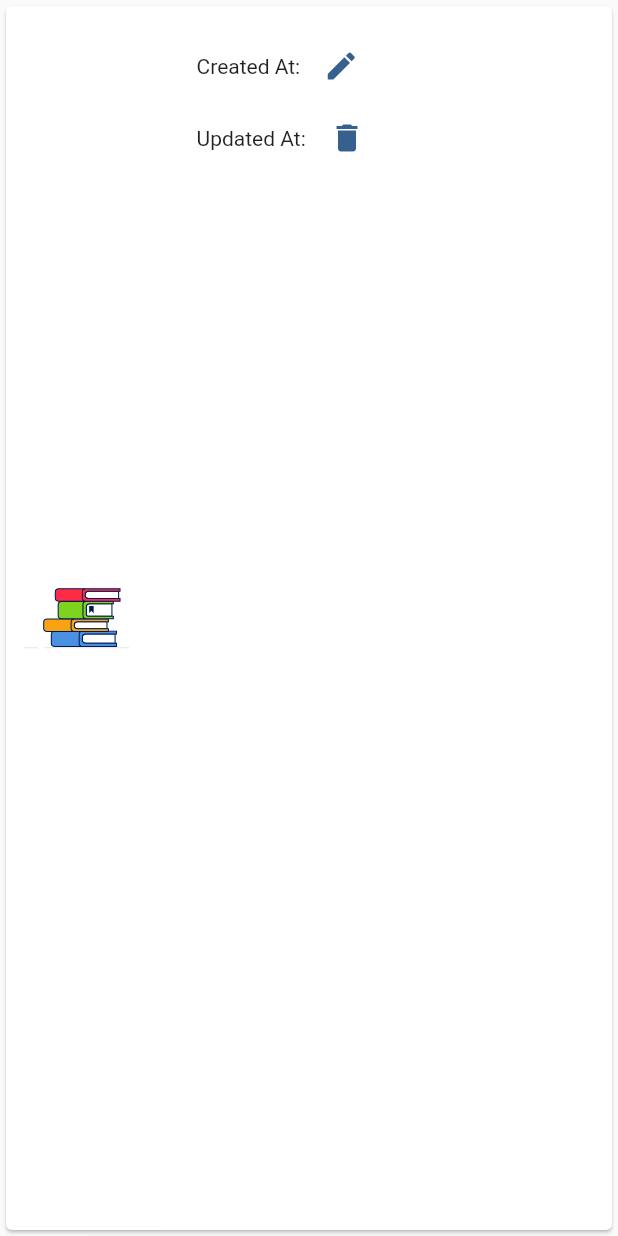
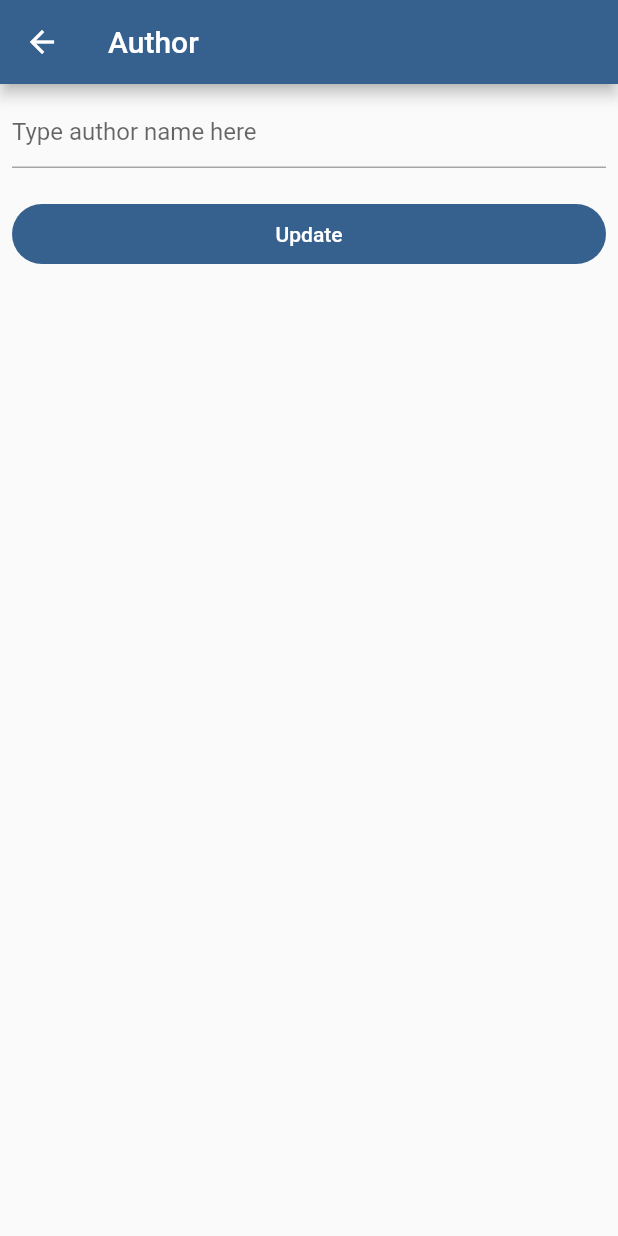
Before and after one commit to ntfaizan/book_store, a Flutter app: the AuthorCard widget shown alone on an empty page, opened directly with empty values, after a tap on the "edit" icon, on a phone screen of 412 x 824 dp. Run offline on Flutter 3.47's test engine with Material 2 defaults, Android fonts, the phone set to English and light mode, and no system bars; our stand-ins replace dio, flutter_screenutil, lottie; network calls fail.

Commit message:
author completed

```diff
--- /dev/null
+++ b/lib/pages/author_edit_page.dart
@@ -0,0 +1,109 @@
+import '../network/network_client.dart';
+import '../utils/utility.dart';
+import 'package:flutter/material.dart';
+
+import '../models/author.dart';
+
+// ignore: must_be_immutable
+class AuthorEditPage extends StatefulWidget {
+  AuthorEditPage({super.key, this.author, required this.initData});
+  final Function initData;
+  Author? author;
+
+  @override
+  State<AuthorEditPage> createState() => _AuthorEditPageState();
+}
+
+class _AuthorEditPageState extends State<AuthorEditPage> {
+  final formKey = GlobalKey<FormState>();
+  final nameController = TextEditingController();
+
+  @override
+  void initState() {
+    if (widget.author != null) {
+      nameController.text = widget.author!.name;
+    }
+    super.initState();
+  }
+
+  @override
+  Widget build(BuildContext context) {
+    return Scaffold(
+      appBar: AppBar(
+        title: const Text('Author'),
+      ),
+      body: Form(
+        key: formKey,
+        child: Padding(
+          padding: const EdgeInsets.all(8.0),
+          child: Column(
+            children: [
+              TextFormField(
+                controller: nameController,
+                decoration:
+                    const InputDecoration(hintText: 'Type author name here'),
+                validator: (value) {
+                  if (value == null) {
+                    return 'Name required';
+                  } else if (value.trim().isEmpty) {
+                    return 'Name required';
+                  }
+                  return null;
+                },
+              ),
+              const SizedBox(
+                height: 20,
+              ),
+              SizedBox(
+                width: double.maxFinite,
+                child: FilledButton(
+                  onPressed: () async {
+                    bool isValid = formKey.currentState!.validate();
+                    if (!isValid) {
+                      return;
+                    }
+                    if (widget.author != null) {
+                      // update
+                      var queryParameters = {
+                        '_method': 'PUT',
+                        'name': nameController.text.trim(),
+                      };
+                      final res = await NetworkClient().post(
+                        'api/authors/${widget.author!.id}',
+                        queryParameters: queryParameters,
+                      );
+                      if (res.statusCode == 200) {
+                        nameController.clear();
+                        widget.initData();
+                        // ignore: use_build_context_synchronously
+                        Utility.showMessage(
+                            context, 'Record Successfully Updated');
+                      }
+                    } else {
+                      // save new
+                      var queryParameters = {
+                        'name': nameController.text.trim(),
+                      };
+                      final res = await NetworkClient().post(
+                        'api/authors',
+                        queryParameters: queryParameters,
+                      );
+                      if (res.statusCode == 200) {
+                        nameController.clear();
+                        widget.initData();
+                        // ignore: use_build_context_synchronously
+                        Utility.showMessage(
+                            context, 'Record Successfully Saved');
+                      }
+                    }
+                  },
+                  child: Text(widget.author != null ? 'Update' : 'Save'),
+                ),
+              ),
+            ],
+          ),
+        ),
+      ),
+    );
+  }
+}
--- a/lib/pages/category_page.dart
+++ b/lib/pages/category_page.dart
@@ -34,6 +34,8 @@ class _CategoryPageState extends State<CategoryPage> {
   }
 
   Future<void> initData() async {
+    categoryList.clear();
+    setState(() {});
     final res = await NetworkClient().get('api/categories');
     if (res.statusCode == 200) {
       Map<String, dynamic> mp = json.decode(res.toString());
@@ -50,7 +52,7 @@ class _CategoryPageState extends State<CategoryPage> {
   Widget build(BuildContext context) {
     return Scaffold(
       appBar: AppBar(
-        title: const Text('Book Store'),
+        title: const Text('Categories'),
         centerTitle: true,
       ),
       body: categoryList.isEmpty
--- a/lib/widgets/author_card.dart
+++ b/lib/widgets/author_card.dart
@@ -1,14 +1,16 @@
-import 'package:book_store/network/network_client.dart';
+import 'package:book_store/utils/utility.dart';
 import 'package:flutter/material.dart';
 import 'package:flutter_screenutil/flutter_screenutil.dart';
 import 'package:lottie/lottie.dart';
 
 import '../models/author.dart';
+import '../network/network_client.dart';
+import '../pages/author_edit_page.dart';
 
 class AuthorCard extends StatelessWidget {
   final Author author;
-  final Function deleteData;
-  const AuthorCard({super.key, required this.author, required this.deleteData});
+  final Function initData;
+  const AuthorCard({super.key, required this.author, required this.initData});
 
   @override
   Widget build(BuildContext context) {
@@ -31,7 +33,12 @@ class AuthorCard extends StatelessWidget {
                 children: [
                   Text('Created At: ${author.createdAt}'),
                   IconButton(
-                    onPressed: () {},
+                    onPressed: () {
+                      Navigator.of(context).push(MaterialPageRoute(
+                        builder: (context) =>
+                            AuthorEditPage(author: author, initData: initData),
+                      ));
+                    },
                     icon: Icon(
                       Icons.edit,
                       color: Theme.of(context).colorScheme.primary,
@@ -46,16 +53,12 @@ class AuthorCard extends StatelessWidget {
                   IconButton(
                     onPressed: () async {
                       final res = await NetworkClient()
-                          .delete('api/authors/', author.id);
+                          .delete('api/authors/${author.id}');
                       if (res.statusCode == 200) {
-                        deleteData(author.id);
+                        initData();
                         // ignore: use_build_context_synchronously
-                        ScaffoldMessenger.of(context).showSnackBar(
-                          SnackBar(
-                            content: Text(
-                                'Author: ${author.id} successfully deleted'),
-                          ),
-                        );
+                        Utility.showMessage(context,
+                            'Author: ${author.id} successfully deleted');
                       }
                     },
                     icon: Icon(
--- a/lib/widgets/home_drawer.dart
+++ b/lib/widgets/home_drawer.dart
@@ -30,7 +30,7 @@ class HomeDrawer extends StatelessWidget {
             leading: Text('Main'),
           ),
           ListTile(
-            leading: const Icon(Icons.home_filled),
+            leading: const Icon(Icons.category),
             title: const Text("Categories"),
             onTap: () => Navigator.of(context).push(
               MaterialPageRoute(
--- a/lib/widgets/publisher_card.dart
+++ b/lib/widgets/publisher_card.dart
@@ -5,9 +5,9 @@ import '../models/publisher.dart';
 
 class PublisherCard extends StatelessWidget {
   final Publisher publisher;
-  final Function deleteData;
+  final Function initData;
   const PublisherCard(
-      {super.key, required this.publisher, required this.deleteData});
+      {super.key, required this.publisher, required this.initData});
 
   @override
   Widget build(BuildContext context) {
```
Also changed, not shown: lib/network/network_client.dart (+29 -5 lines), lib/pages/author_page.dart (+21 -6 lines), lib/pages/home_page.dart (+4 -3 lines), lib/pages/publisher_page.dart (+8 -6 lines), lib/utils/utility.dart (added, +14 -0 lines).
